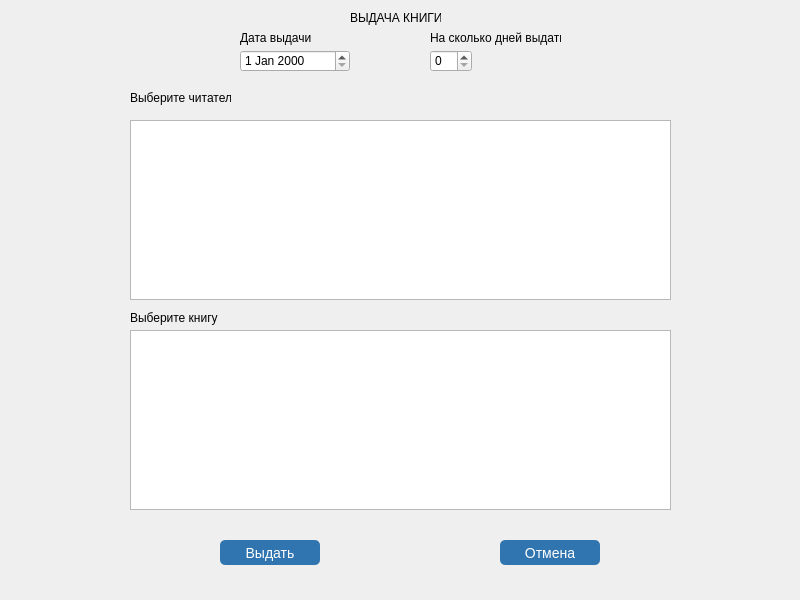
vladislavvasyukov/library, file issuing_books/issue_books.ui: the form before one commit.
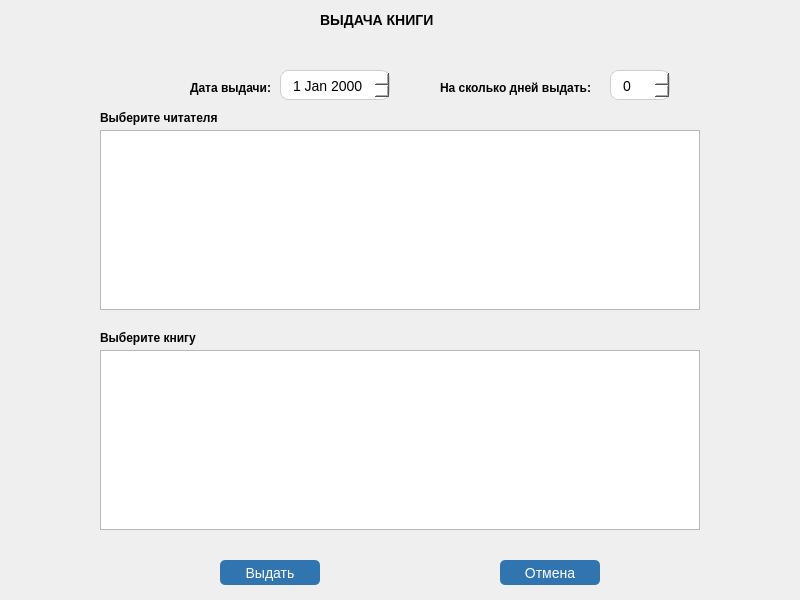
The form after the commit.

What changed in the file:
```diff
--- a/issuing_books/issue_books.ui
+++ b/issuing_books/issue_books.ui
@@ -20,22 +20,7 @@
    <string>Maktaba</string>
   </property>
   <property name="styleSheet">
-   <string notr="true">#pushButton {
-	color: #fff;
-	text-decoration: none; 
-	background-color: rgb(49, 117, 176);
-	font-size: 14px;
-	border-radius: 5px;
-}
-
-#pushButton:hover {
-	background-color: rgb(65, 158, 234);
-}
-
-#pushButton:pressed {
-	background-color: rgb(26, 64, 95);
-}
-
+   <string notr="true">#pushButton,
 #cancelButton {
 	color: #fff;
 	text-decoration: none; 
@@ -44,23 +29,46 @@
 	border-radius: 5px;
 }
 
+#pushButton:hover,
 #cancelButton:hover {
 	background-color: rgb(65, 158, 234);
 }
 
+#pushButton:pressed,
 #cancelButton:pressed {
 	background-color: rgb(26, 64, 95);
+}
+
+#issue_date,
+#count_days {
+	font-size: 14px;
+	padding: 6px 0 4px 10px;
+	border: 1px solid #cecece;
+	background: #fff;
+	border-radius: 8px;
+}
+
+#select_reader_label,
+#select_book_label,
+#issue_date_label,
+#count_days_label {
+	font-size: 12px;
+	font-weight: 700;
 }</string>
   </property>
   <widget class="QLabel" name="label">
    <property name="geometry">
     <rect>
-     <x>350</x>
+     <x>320</x>
      <y>10</y>
-     <width>91</width>
-     <height>16</height>
+     <width>121</width>
+     <height>20</height>
     </rect>
    </property>
+   <property name="styleSheet">
+    <string notr="true">font-size: 14px;
+font-weight: 900;</string>
+   </property>
    <property name="text">
     <string>ВЫДАЧА КНИГИ </string>
    </property>
@@ -71,9 +79,9 @@
    </property>
    <property name="geometry">
     <rect>
-     <x>130</x>
-     <y>330</y>
-     <width>541</width>
+     <x>100</x>
+     <y>350</y>
+     <width>600</width>
      <height>180</height>
     </rect>
    </property>
@@ -88,7 +96,7 @@
    <property name="geometry">
     <rect>
      <x>220</x>
-     <y>540</y>
+     <y>560</y>
      <width>100</width>
      <height>25</height>
     </rect>
@@ -107,7 +115,7 @@
    <property name="geometry">
     <rect>
      <x>500</x>
-     <y>540</y>
+     <y>560</y>
      <width>100</width>
      <height>25</height>
     </rect>
@@ -125,19 +133,19 @@
   <widget class="QTableView" name="tableReaders">
    <property name="geometry">
     <rect>
-     <x>130</x>
-     <y>120</y>
-     <width>541</width>
+     <x>100</x>
+     <y>130</y>
+     <width>600</width>
      <height>180</height>
     </rect>
    </property>
   </widget>
-  <widget class="QLabel" name="label_2">
+  <widget class="QLabel" name="select_reader_label">
    <property name="geometry">
     <rect>
-     <x>130</x>
-     <y>90</y>
-     <width>101</width>
+     <x>100</x>
+     <y>110</y>
+     <width>131</width>
      <height>16</height>
     </rect>
    </property>
@@ -145,12 +153,12 @@
     <string>Выберите читателя</string>
    </property>
   </widget>
-  <widget class="QLabel" name="label_3">
+  <widget class="QLabel" name="select_book_label">
    <property name="geometry">
     <rect>
-     <x>130</x>
-     <y>310</y>
-     <width>91</width>
+     <x>100</x>
+     <y>330</y>
+     <width>101</width>
      <height>16</height>
     </rect>
    </property>
@@ -158,49 +166,49 @@
     <string>Выберите книгу</string>
    </property>
   </widget>
-  <widget class="QLabel" name="label_4">
+  <widget class="QLabel" name="issue_date_label">
    <property name="geometry">
     <rect>
-     <x>240</x>
-     <y>30</y>
-     <width>71</width>
+     <x>190</x>
+     <y>80</y>
+     <width>91</width>
      <height>16</height>
     </rect>
    </property>
    <property name="text">
-    <string>Дата выдачи</string>
+    <string>Дата выдачи:</string>
    </property>
   </widget>
   <widget class="QSpinBox" name="count_days">
    <property name="geometry">
     <rect>
-     <x>430</x>
-     <y>50</y>
-     <width>42</width>
-     <height>22</height>
+     <x>610</x>
+     <y>70</y>
+     <width>60</width>
+     <height>30</height>
     </rect>
    </property>
   </widget>
-  <widget class="QLabel" name="label_5">
+  <widget class="QLabel" name="count_days_label">
    <property name="geometry">
     <rect>
-     <x>430</x>
-     <y>30</y>
-     <width>131</width>
+     <x>440</x>
+     <y>80</y>
+     <width>161</width>
      <height>16</height>
     </rect>
    </property>
    <property name="text">
-    <string>На сколько дней выдать</string>
+    <string>На сколько дней выдать:</string>
    </property>
   </widget>
   <widget class="QDateEdit" name="issue_date">
    <property name="geometry">
     <rect>
-     <x>240</x>
-     <y>50</y>
+     <x>280</x>
+     <y>70</y>
      <width>110</width>
-     <height>22</height>
+     <height>30</height>
     </rect>
    </property>
   </widget>
```
